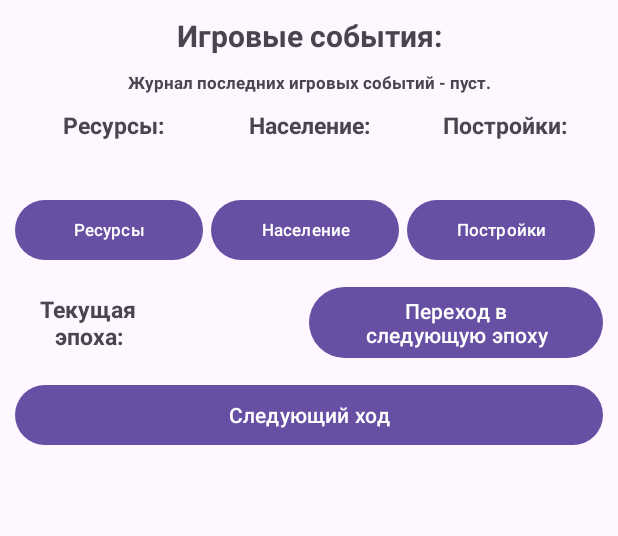
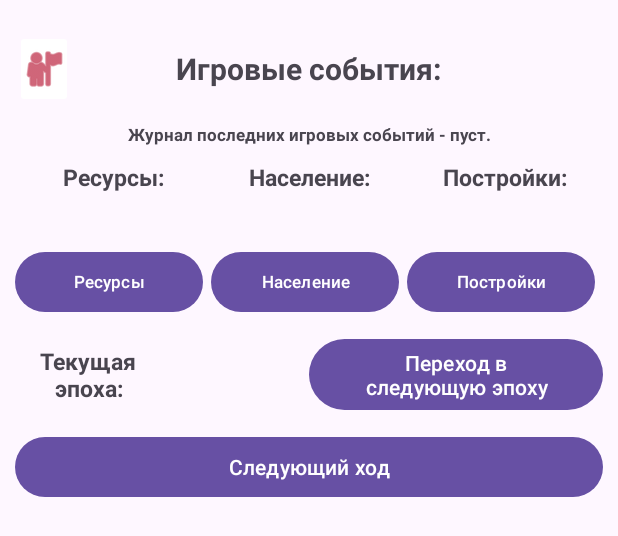
Before and after one commit to PavelRost/IBuilder, an Android app: the layout activity_main.xml on its own in the app's theme, with its tools: preview values and no code run, on a phone screen of 412 x 824 dp. Shown: the top 536 px of the screen. Run offline under Robolectric (Android 15) with nearby library versions, the phone set to English and light mode, and no system bars.

```diff
--- a/app/src/main/res/layout/activity_main.xml
+++ b/app/src/main/res/layout/activity_main.xml
@@ -1,5 +1,6 @@
 <?xml version="1.0" encoding="utf-8"?>
 <LinearLayout xmlns:android="http://schemas.android.com/apk/res/android"
+    xmlns:app="http://schemas.android.com/apk/res-auto"
     xmlns:tools="http://schemas.android.com/tools"
     android:layout_width="match_parent"
     android:layout_height="match_parent"
@@ -11,14 +12,26 @@
         android:layout_width="match_parent"
         android:layout_height="wrap_content"
         android:layout_marginStart="10dp"
-        android:layout_marginTop="10dp"
+        android:layout_marginTop="20dp"
         android:layout_marginEnd="10dp"
         android:orientation="horizontal">
 
+        <ImageButton
+            android:id="@+id/imageButton"
+            android:layout_width="0dp"
+            android:layout_height="wrap_content"
+            android:layout_weight="1"
+            android:backgroundTint="@color/white"
+            android:onClick="showDescriptionGame"
+            app:srcCompat="@android:drawable/ic_menu_myplaces"
+            app:tint="@color/design_default_color_error" />
+
         <TextView
-            android:layout_width="match_parent"
+            android:layout_width="0dp"
             android:layout_height="match_parent"
             android:gravity="center"
+            android:paddingEnd="40dp"
+            android:layout_weight="9"
             android:text="@string/header_notice"
             android:textSize="20sp"
             android:textStyle="bold" />
```
Also changed, not shown: app/src/main/java/com/example/ibuilder/MainActivity.kt (+55 -76 lines).
